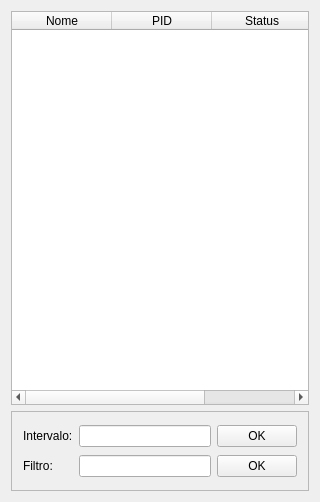
Qt form X-Infinity/X-Infinity/x_infinity.ui (yuritpinheiro/STR_Prova) before a commit.
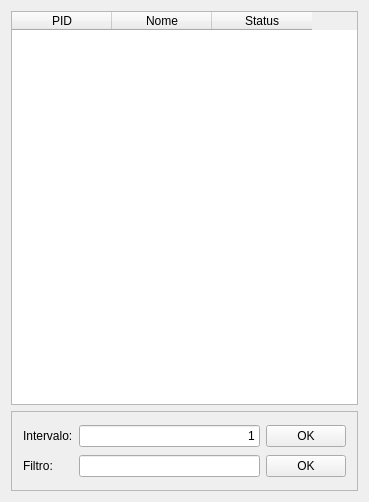
The same form after that commit.

```diff
--- a/X-Infinity/X-Infinity/x_infinity.ui
+++ b/X-Infinity/X-Infinity/x_infinity.ui
@@ -6,7 +6,7 @@
    <rect>
     <x>0</x>
     <y>0</y>
-    <width>320</width>
+    <width>369</width>
     <height>502</height>
    </rect>
   </property>
@@ -17,16 +17,19 @@
    <layout class="QVBoxLayout" name="verticalLayout_2">
     <item>
      <widget class="QTableWidget" name="tableWidget">
-      <column>
-       <property name="text">
-        <string>Nome</string>
-       </property>
-      </column>
+      <property name="horizontalScrollBarPolicy">
+       <enum>Qt::ScrollBarAlwaysOff</enum>
+      </property>
       <column>
        <property name="text">
         <string>PID</string>
        </property>
       </column>
+      <column>
+       <property name="text">
+        <string>Nome</string>
+       </property>
+      </column>
       <column>
        <property name="text">
         <string>Status</string>
@@ -57,7 +60,14 @@
         </widget>
        </item>
        <item row="0" column="1">
-        <widget class="QLineEdit" name="lineEdit"/>
+        <widget class="QLineEdit" name="lineEdit">
+         <property name="text">
+          <string>1</string>
+         </property>
+         <property name="alignment">
+          <set>Qt::AlignRight|Qt::AlignTrailing|Qt::AlignVCenter</set>
+         </property>
+        </widget>
        </item>
        <item row="0" column="2">
         <widget class="QPushButton" name="btnTime">
```
